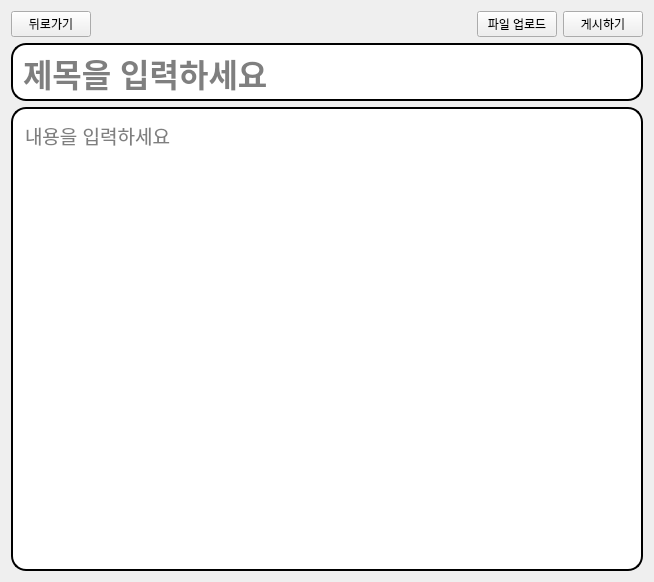
sm136599/VEDA_Qt_blog_client, file ui/writepostwidget.ui: the form before one commit.
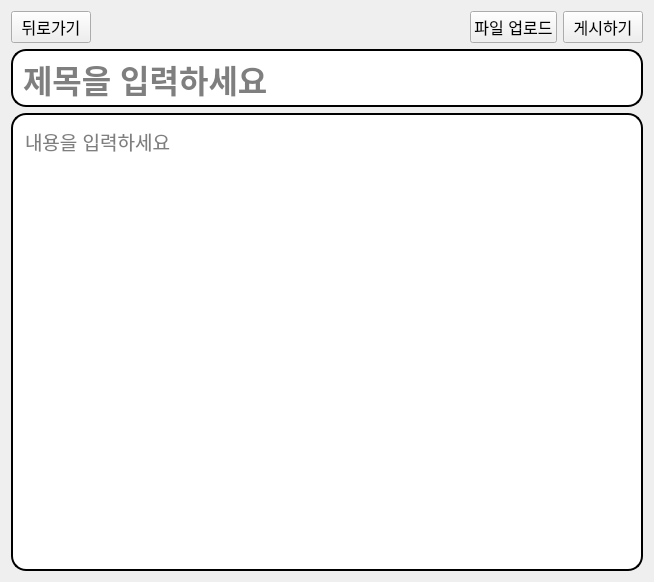
The form after the commit.

Commit message: design: 디자인 통일

```diff
--- a/ui/writepostwidget.ui
+++ b/ui/writepostwidget.ui
@@ -27,7 +27,7 @@
 padding: 8px;
 }</string>
   </property>
-  <layout class="QVBoxLayout" name="verticalLayout" stretch="0,0,1">
+  <layout class="QVBoxLayout" name="verticalLayout" stretch="0,0,0">
    <item>
     <widget class="QWidget" name="widget" native="true">
      <layout class="QHBoxLayout" name="horizontalLayout">
@@ -45,6 +45,11 @@
       </property>
       <item>
        <widget class="QPushButton" name="backButton">
+        <property name="font">
+         <font>
+          <pointsize>12</pointsize>
+         </font>
+        </property>
         <property name="text">
          <string>뒤로가기</string>
         </property>
@@ -65,6 +70,11 @@
       </item>
       <item>
        <widget class="QPushButton" name="uploadFileButton">
+        <property name="font">
+         <font>
+          <pointsize>12</pointsize>
+         </font>
+        </property>
         <property name="text">
          <string>파일 업로드</string>
         </property>
@@ -72,6 +82,11 @@
       </item>
       <item>
        <widget class="QPushButton" name="uploadButton">
+        <property name="font">
+         <font>
+          <pointsize>12</pointsize>
+         </font>
+        </property>
         <property name="text">
          <string>게시하기</string>
         </property>
```
The commit also changes 7 other files.
